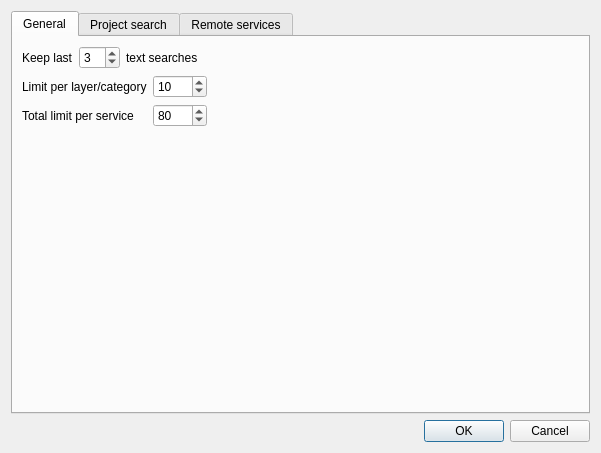
Above: ui/ui_configuration.ui from 3nids/quickfinder before the change. Below: the same form after it.
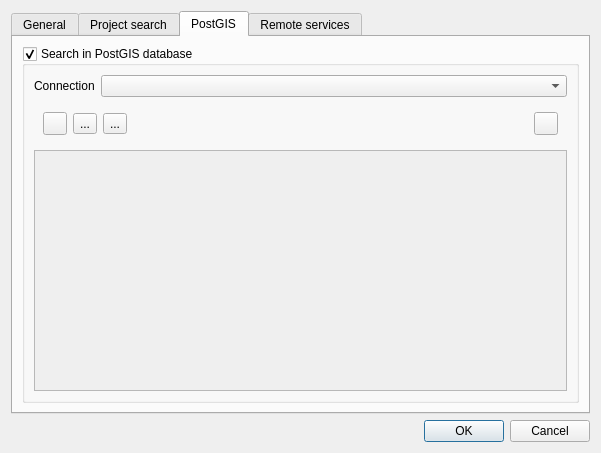
That is the form after the change. The open tabs and pages were chosen to show the change. Icons and pictures are not drawn.

```diff
--- a/ui/ui_configuration.ui
+++ b/ui/ui_configuration.ui
@@ -16,6 +16,9 @@
   <layout class="QVBoxLayout" name="verticalLayout">
    <item>
     <widget class="QTabWidget" name="tabWidget">
+     <property name="enabled">
+      <bool>true</bool>
+     </property>
      <property name="currentIndex">
       <number>0</number>
      </property>
@@ -351,6 +354,133 @@
        </item>
       </layout>
      </widget>
+     <widget class="QWidget" name="postgisTab">
+      <attribute name="title">
+       <string>PostGIS</string>
+      </attribute>
+      <layout class="QVBoxLayout" name="verticalLayout_6">
+       <item>
+        <widget class="QGroupBox" name="postgres">
+         <property name="enabled">
+          <bool>true</bool>
+         </property>
+         <property name="title">
+          <string>Search in PostGIS database</string>
+         </property>
+         <property name="checkable">
+          <bool>true</bool>
+         </property>
+         <layout class="QGridLayout" name="gridLayout_2">
+          <item row="1" column="0" colspan="2">
+           <widget class="QWidget" name="postgisSearchButtonsWidget" native="true">
+            <layout class="QHBoxLayout" name="projectSearchButtonsLayout_2">
+             <item>
+              <widget class="QToolButton" name="addPostgisSearchButton">
+               <property name="toolTip">
+                <string>Add a new layer search</string>
+               </property>
+               <property name="icon">
+                <iconset resource="../resources.qrc">
+                 <normaloff>:/plugins/quickfinder/icons/add.png</normaloff>:/plugins/quickfinder/icons/add.png</iconset>
+               </property>
+              </widget>
+             </item>
+             <item>
+              <widget class="QToolButton" name="removePostgisSearchButton">
+               <property name="toolTip">
+                <string>Remove</string>
+               </property>
+               <property name="text">
+                <string>...</string>
+               </property>
+               <property name="icon">
+                <iconset resource="../resources.qrc">
+                 <normaloff>:/plugins/quickfinder/icons/remove.png</normaloff>:/plugins/quickfinder/icons/remove.png</iconset>
+               </property>
+              </widget>
+             </item>
+             <item>
+              <widget class="QToolButton" name="editPostgisSearchButton">
+               <property name="toolTip">
+                <string>Edit</string>
+               </property>
+               <property name="text">
+                <string>...</string>
+               </property>
+               <property name="icon">
+                <iconset resource="../resources.qrc">
+                 <normaloff>:/plugins/quickfinder/icons/edit.svg</normaloff>:/plugins/quickfinder/icons/edit.svg</iconset>
+               </property>
+              </widget>
+             </item>
+             <item>
+              <spacer name="horizontalSpacer_9">
+               <property name="orientation">
+                <enum>Qt::Horizontal</enum>
+               </property>
+               <property name="sizeHint" stdset="0">
+                <size>
+                 <width>40</width>
+                 <height>20</height>
+                </size>
+               </property>
+              </spacer>
+             </item>
+             <item>
+              <widget class="QToolButton" name="refreshPostgisButton">
+               <property name="text">
+                <string/>
+               </property>
+               <property name="icon">
+                <iconset resource="../resources.qrc">
+                 <normaloff>:/plugins/quickfinder/icons/refresh.svg</normaloff>:/plugins/quickfinder/icons/refresh.svg</iconset>
+               </property>
+              </widget>
+             </item>
+            </layout>
+           </widget>
+          </item>
+          <item row="2" column="0" colspan="2">
+           <widget class="QTableView" name="postgisSearchTable">
+            <property name="enabled">
+             <bool>false</bool>
+            </property>
+            <property name="selectionMode">
+             <enum>QAbstractItemView::MultiSelection</enum>
+            </property>
+            <property name="selectionBehavior">
+             <enum>QAbstractItemView::SelectRows</enum>
+            </property>
+            <property name="sortingEnabled">
+             <bool>true</bool>
+            </property>
+            <attribute name="verticalHeaderVisible">
+             <bool>false</bool>
+            </attribute>
+           </widget>
+          </item>
+          <item row="0" column="0">
+           <widget class="QLabel" name="label_5">
+            <property name="text">
+             <string>Connection</string>
+            </property>
+           </widget>
+          </item>
+          <item row="0" column="1">
+           <widget class="QComboBox" name="postgisConnectionCombo">
+            <property name="sizePolicy">
+             <sizepolicy hsizetype="Expanding" vsizetype="Fixed">
+              <horstretch>0</horstretch>
+              <verstretch>0</verstretch>
+             </sizepolicy>
+            </property>
+           </widget>
+          </item>
+         </layout>
+        </widget>
+       </item>
+      </layout>
+     </widget>
      <widget class="QWidget" name="servicesTab">
       <attribute name="title">
        <string>Remote services</string>
```
